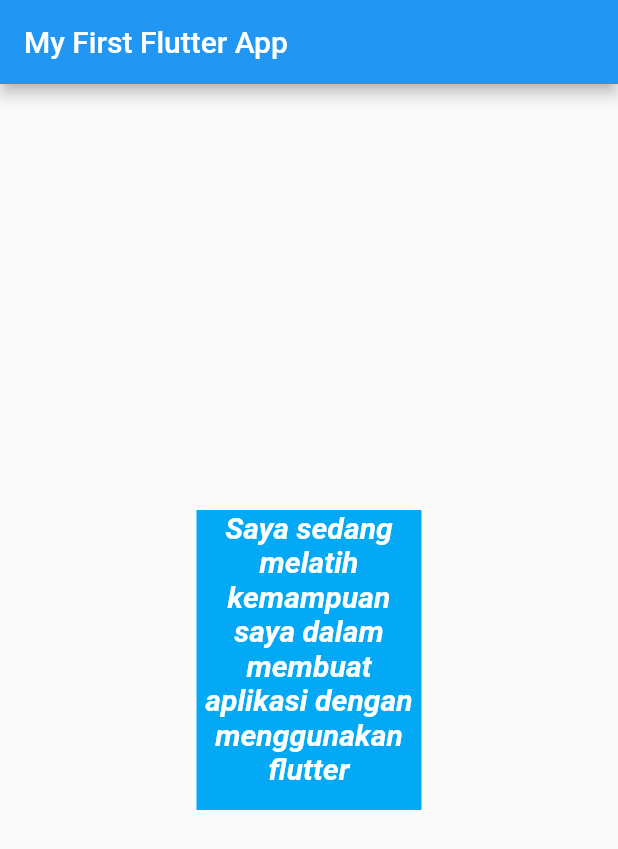
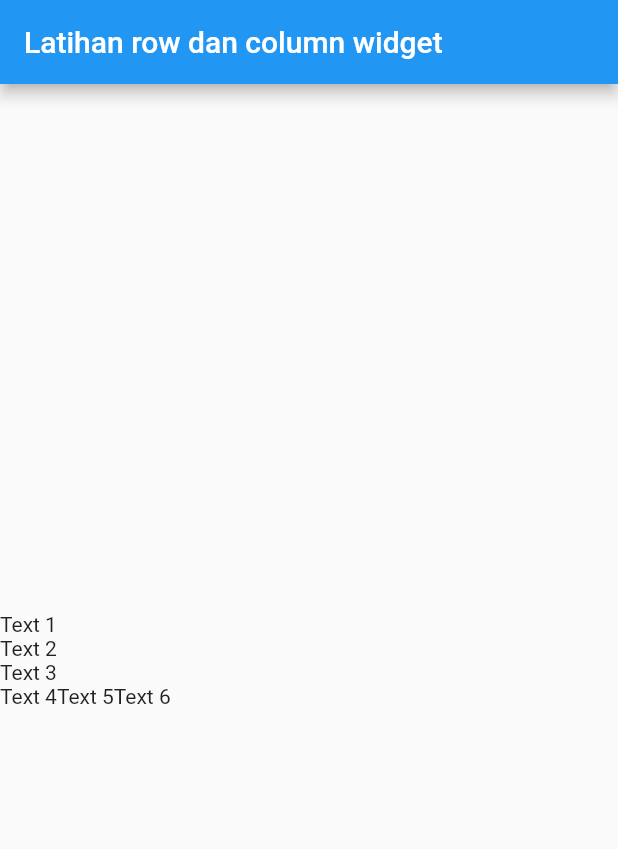
Before and after one commit to Dwisatriapatra/MyFirstFlutterApp, a Flutter app: the screen it shows after launch, on a phone screen of 412 x 824 dp. Shown: the top 849 px of the screen. Run offline on Flutter 3.47's test engine with Material 2 defaults, Android fonts, the phone set to English and light mode, and no system bars.

Commit message:
Row and Column

```diff
--- /dev/null
+++ b/lib/MyFlutterApp.dart
@@ -0,0 +1,29 @@
+import 'package:flutter/material.dart';
+
+//learn about basic and text widget
+class MyFlutterApp extends StatelessWidget {
+  @override
+  Widget build(BuildContext context) {
+    return MaterialApp(
+      home: Scaffold(
+        appBar: AppBar(
+          title: Text("My First Flutter App"),
+        ),
+        body: Center(
+            child: Container(
+          color: Colors.lightBlue,
+          width: 150,
+          height: 200,
+          child: Text(
+            "Saya sedang melatih kemampuan saya dalam membuat aplikasi dengan menggunakan flutter",
+            //overflow: TextOverflow.ellipsis,
+            //softWrap: false,
+            textAlign: TextAlign.center,
+            //maxLines: 2,
+            style: TextStyle(color: Colors.white, fontStyle: FontStyle.italic, fontWeight: FontWeight.bold, fontSize: 20),
+          ),
+        )),
+      ),
+    );
+  }
+}
--- /dev/null
+++ b/lib/MyFlutterApp2.dart
@@ -0,0 +1,28 @@
+import 'package:flutter/material.dart';
+
+class MyFlutterApp2 extends StatelessWidget {
+  @override
+  Widget build(BuildContext context) {
+    return MaterialApp(
+      home: Scaffold(
+        appBar: AppBar(title: Text("Latihan row dan column widget")),
+        body: Column(
+          mainAxisAlignment: MainAxisAlignment.center,
+          crossAxisAlignment: CrossAxisAlignment.start,
+          children: <Widget>[
+            Text("Text 1"),
+            Text("Text 2"),
+            Text("Text 3"),
+            Row(
+              children: <Widget>[
+                Text("Text 4"),
+                Text("Text 5"),
+                Text("Text 6"),
+              ],
+            )
+            ],
+        ),
+      ),
+    );
+  }
+}
--- a/lib/main.dart
+++ b/lib/main.dart
@@ -1,32 +1,7 @@
 import 'package:flutter/material.dart';
 
+import 'MyFlutterApp2.dart';
+
 void main() {
-  runApp(new MyFlutterApp());
+  runApp(new MyFlutterApp2());
 }
-
-class MyFlutterApp extends StatelessWidget {
-  @override
-  Widget build(BuildContext context) {
-    return MaterialApp(
-      home: Scaffold(
-        appBar: AppBar(
-          title: Text("My First Flutter App"),
-        ),
-        body: Center(
-            child: Container(
-          color: Colors.lightBlue,
-          width: 150,
-          height: 200,
-          child: Text(
-            "Saya sedang melatih kemampuan saya dalam membuat aplikasi dengan menggunakan flutter",
-            //overflow: TextOverflow.ellipsis,
-            //softWrap: false,
-            textAlign: TextAlign.center,
-            //maxLines: 2,
-            style: TextStyle(color: Colors.white, fontStyle: FontStyle.italic, fontWeight: FontWeight.bold, fontSize: 20),
-          ),
-        )),
-      ),
-    );
-  }
-}
```
Also changed, not shown: 1 other file.
